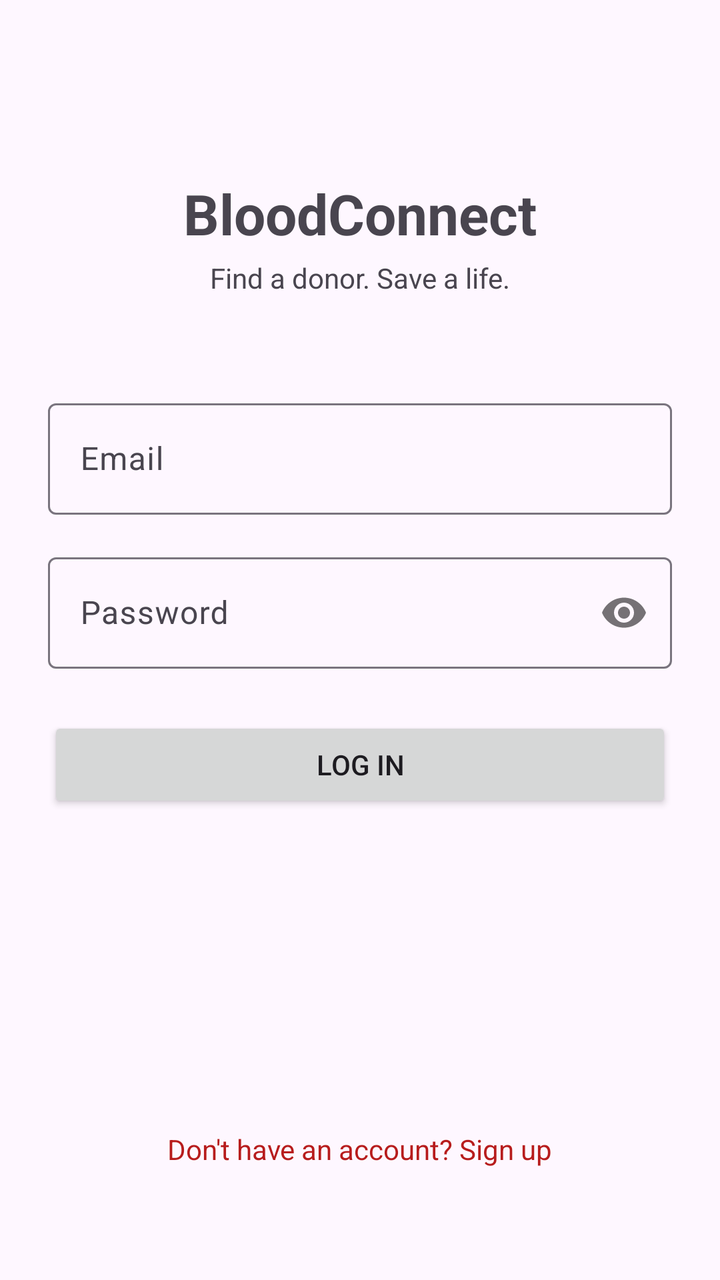
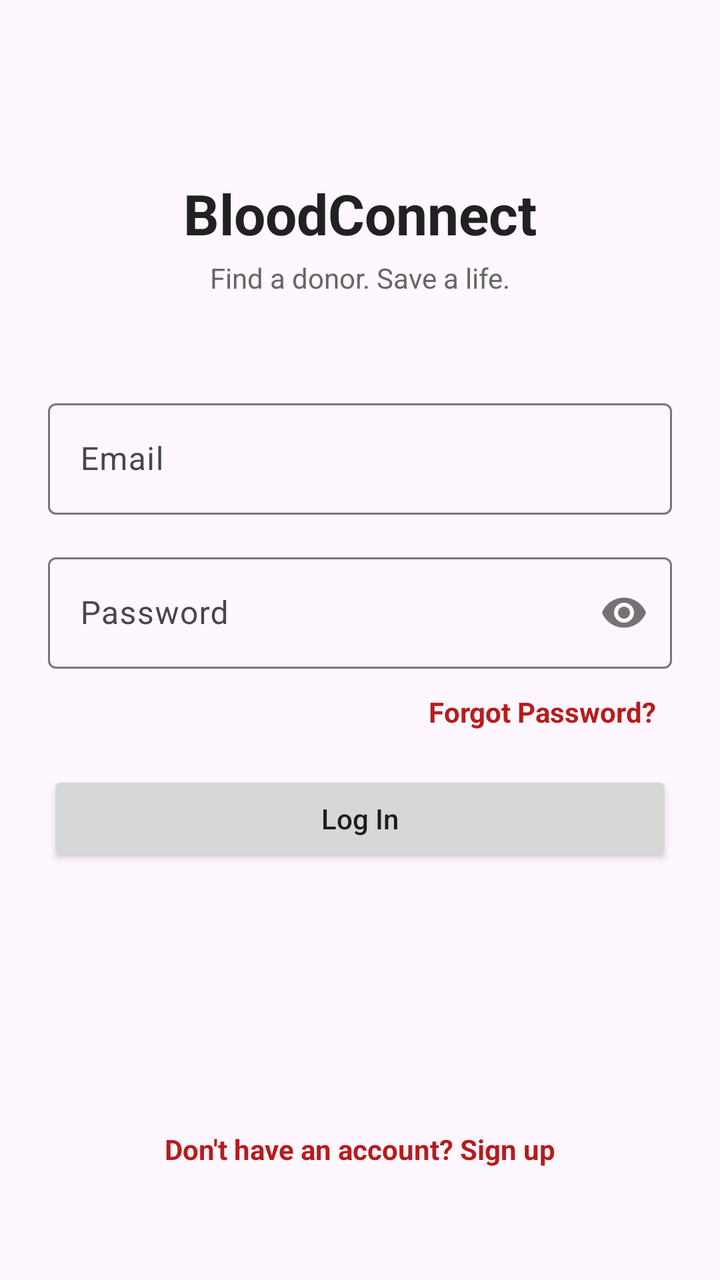

Before-and-after screenshots of an Android layout around one commit, followed by the original layout XML and the change that was made.
<!-- AndroidManifest.xml: application theme Theme.BloodConnect -->
<!-- res/layout/activity_login.xml -->
<?xml version="1.0" encoding="utf-8"?>
<androidx.constraintlayout.widget.ConstraintLayout
    xmlns:android="http://schemas.android.com/apk/res/android"
    xmlns:app="http://schemas.android.com/apk/res-auto"
    xmlns:tools="http://schemas.android.com/tools"
    android:layout_width="match_parent"
    android:layout_height="match_parent"
    android:padding="24dp"
    tools:context=".ui.LoginActivity">

    <TextView
        android:id="@+id/appTitle"
        android:layout_width="wrap_content"
        android:layout_height="wrap_content"
        android:text="BloodConnect"
        android:textSize="28sp"
        android:textStyle="bold"
        app:layout_constraintTop_toTopOf="parent"
        app:layout_constraintStart_toStartOf="parent"
        app:layout_constraintEnd_toEndOf="parent"
        android:layout_marginTop="64dp" />

    <TextView
        android:id="@+id/appSubtitle"
        android:layout_width="wrap_content"
        android:layout_height="wrap_content"
        android:text="Find a donor. Save a life."
        android:textSize="14sp"
        app:layout_constraintTop_toBottomOf="@id/appTitle"
        app:layout_constraintStart_toStartOf="parent"
        app:layout_constraintEnd_toEndOf="parent"
        android:layout_marginTop="4dp" />

    <com.google.android.material.textfield.TextInputLayout
        android:id="@+id/emailLayout"
        android:layout_width="0dp"
        android:layout_height="wrap_content"
        android:hint="Email"
        app:layout_constraintTop_toBottomOf="@id/appSubtitle"
        app:layout_constraintStart_toStartOf="parent"
        app:layout_constraintEnd_toEndOf="parent"
        android:layout_marginTop="48dp">

        <com.google.android.material.textfield.TextInputEditText
            android:id="@+id/emailInput"
            android:layout_width="match_parent"
            android:layout_height="wrap_content"
            android:inputType="textEmailAddress" />
    </com.google.android.material.textfield.TextInputLayout>

    <com.google.android.material.textfield.TextInputLayout
        android:id="@+id/passwordLayout"
        android:layout_width="0dp"
        android:layout_height="wrap_content"
        android:hint="Password"
        app:passwordToggleEnabled="true"
        app:layout_constraintTop_toBottomOf="@id/emailLayout"
        app:layout_constraintStart_toStartOf="parent"
        app:layout_constraintEnd_toEndOf="parent"
        android:layout_marginTop="16dp">

        <com.google.android.material.textfield.TextInputEditText
            android:id="@+id/passwordInput"
            android:layout_width="match_parent"
            android:layout_height="wrap_content"
            android:inputType="textPassword" />
    </com.google.android.material.textfield.TextInputLayout>

    <Button
        android:id="@+id/loginButton"
        android:layout_width="0dp"
        android:layout_height="wrap_content"
        android:text="Log In"
        app:layout_constraintTop_toBottomOf="@id/passwordLayout"
        app:layout_constraintStart_toStartOf="parent"
        app:layout_constraintEnd_toEndOf="parent"
        android:layout_marginTop="24dp" />

    <ProgressBar
        android:id="@+id/loginProgress"
        android:layout_width="wrap_content"
        android:layout_height="wrap_content"
        android:visibility="gone"
        app:layout_constraintTop_toBottomOf="@id/loginButton"
        app:layout_constraintStart_toStartOf="parent"
        app:layout_constraintEnd_toEndOf="parent"
        android:layout_marginTop="16dp" />

    <TextView
        android:id="@+id/goToSignUp"
        android:layout_width="wrap_content"
        android:layout_height="wrap_content"
        android:text="Don't have an account? Sign up"
        android:textColor="#B71C1C"
        android:padding="8dp"
        app:layout_constraintBottom_toBottomOf="parent"
        app:layout_constraintStart_toStartOf="parent"
        app:layout_constraintEnd_toEndOf="parent"
        android:layout_marginBottom="24dp" />

</androidx.constraintlayout.widget.ConstraintLayout>
<!-- resources referenced by this layout -->
<resources>
  <style name="Theme.BloodConnect" parent="Base.Theme.BloodConnect" />
  <style name="Base.Theme.BloodConnect" parent="Theme.Material3.DayNight.NoActionBar">
          <item name="colorPrimary">@color/blood_red</item>
          <item name="colorPrimaryVariant">@color/blood_red_dark</item>
          <item name="colorOnPrimary">@color/white</item>
          <item name="colorSecondary">@color/blood_red_light</item>
          <item name="colorSecondaryVariant">@color/blood_red</item>
          <item name="colorOnSecondary">@color/white</item>
          <item name="android:statusBarColor">@color/blood_red_dark</item>
      </style>
  <color name="blood_red">#B71C1C</color>
  <color name="blood_red_dark">#7F0000</color>
  <color name="white">#FFFFFF</color>
  <color name="blood_red_light">#EF5350</color>
</resources>

<!-- the commit's change to res/layout/activity_login.xml (unified diff, before → after) -->
@@ -15,6 +15,7 @@
         android:text="BloodConnect"
         android:textSize="28sp"
         android:textStyle="bold"
+        android:textColor="#212121"
         app:layout_constraintTop_toTopOf="parent"
         app:layout_constraintStart_toStartOf="parent"
         app:layout_constraintEnd_toEndOf="parent"
@@ -26,6 +27,7 @@
         android:layout_height="wrap_content"
         android:text="Find a donor. Save a life."
         android:textSize="14sp"
+        android:textColor="#666666"
         app:layout_constraintTop_toBottomOf="@id/appTitle"
         app:layout_constraintStart_toStartOf="parent"
         app:layout_constraintEnd_toEndOf="parent"
@@ -45,7 +47,9 @@
             android:id="@+id/emailInput"
             android:layout_width="match_parent"
             android:layout_height="wrap_content"
-            android:inputType="textEmailAddress" />
+            android:inputType="textEmailAddress"
+            android:maxLength="100" />
+
     </com.google.android.material.textfield.TextInputLayout>
 
     <com.google.android.material.textfield.TextInputLayout
@@ -63,18 +67,38 @@
             android:id="@+id/passwordInput"
             android:layout_width="match_parent"
             android:layout_height="wrap_content"
-            android:inputType="textPassword" />
+            android:inputType="textPassword"
+            android:maxLength="50" />
+
     </com.google.android.material.textfield.TextInputLayout>
+
+    
+
+    <TextView
+        android:id="@+id/forgotPasswordButton"
+        android:layout_width="wrap_content"
+        android:layout_height="wrap_content"
+        android:text="Forgot Password?"
+        android:textColor="#B71C1C"
+        android:textStyle="bold"
+        android:textSize="14sp"
+        android:padding="8dp"
+        android:clickable="true"
+        android:focusable="true"
+        app:layout_constraintTop_toBottomOf="@id/passwordLayout"
+        app:layout_constraintEnd_toEndOf="parent"
+        android:layout_marginTop="4dp" />
 
     <Button
         android:id="@+id/loginButton"
         android:layout_width="0dp"
         android:layout_height="wrap_content"
         android:text="Log In"
-        app:layout_constraintTop_toBottomOf="@id/passwordLayout"
+        android:textAllCaps="false"
+        app:layout_constraintTop_toBottomOf="@id/forgotPasswordButton"
         app:layout_constraintStart_toStartOf="parent"
         app:layout_constraintEnd_toEndOf="parent"
-        android:layout_marginTop="24dp" />
+        android:layout_marginTop="12dp" />
 
     <ProgressBar
         android:id="@+id/loginProgress"
@@ -92,7 +116,10 @@
         android:layout_height="wrap_content"
         android:text="Don't have an account? Sign up"
         android:textColor="#B71C1C"
+        android:textStyle="bold"
         android:padding="8dp"
+        android:clickable="true"
+        android:focusable="true"
         app:layout_constraintBottom_toBottomOf="parent"
         app:layout_constraintStart_toStartOf="parent"
         app:layout_constraintEnd_toEndOf="parent"
